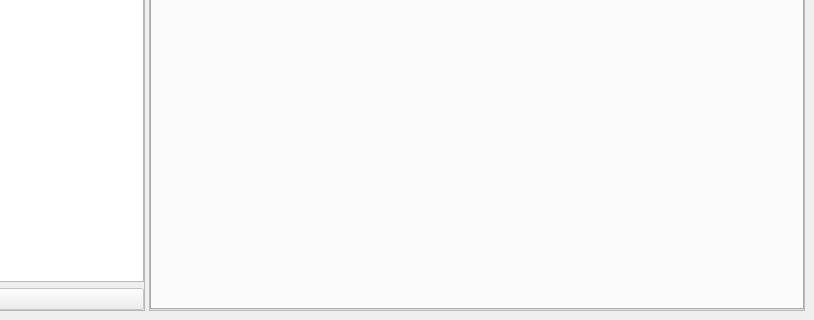
Old version of the form src/c3d_parser/view/qt/main_window.ui in the repository tsalemink/C3D-parser; both pictures show x 686 to 1500 and y 480 to 800 of the 1500 by 800 pixel window.
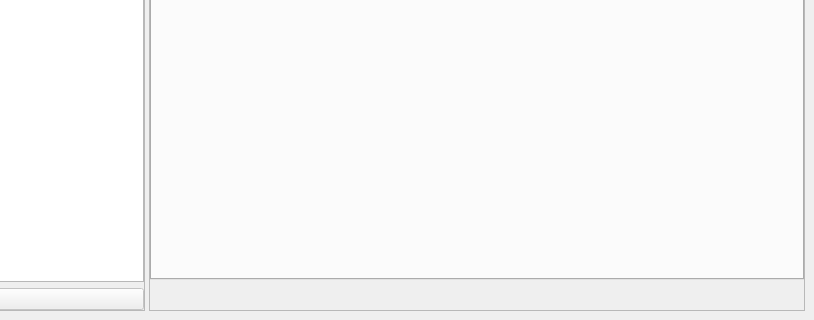
New version of the form. Custom widgets are drawn as their Qt base class.

Commit message: Add progress bar to main window

```diff
--- a/src/c3d_parser/view/qt/main_window.ui
+++ b/src/c3d_parser/view/qt/main_window.ui
@@ -229,6 +229,32 @@
           </widget>
          </widget>
         </item>
+        <item>
+         <layout class="QHBoxLayout" name="horizontalLayout_7">
+          <property name="leftMargin">
+           <number>6</number>
+          </property>
+          <item>
+           <widget class="QLabel" name="labelProgress">
+            <property name="sizePolicy">
+             <sizepolicy hsizetype="Preferred" vsizetype="Fixed">
+              <horstretch>0</horstretch>
+              <verstretch>0</verstretch>
+             </sizepolicy>
+            </property>
+            <property name="minimumSize">
+             <size>
+              <width>0</width>
+              <height>24</height>
+             </size>
+            </property>
+            <property name="text">
+             <string/>
+            </property>
+           </widget>
+          </item>
+         </layout>
+        </item>
        </layout>
       </widget>
      </widget>
```
The commit also changes 3 other files.
